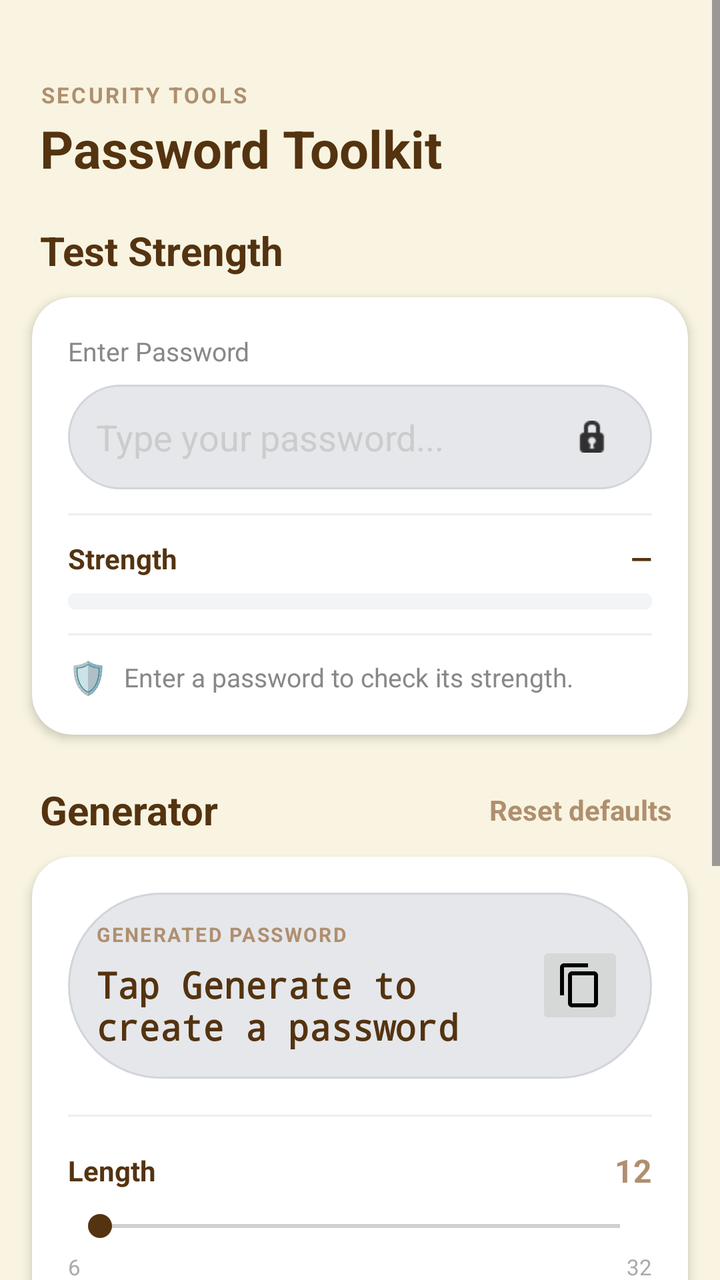
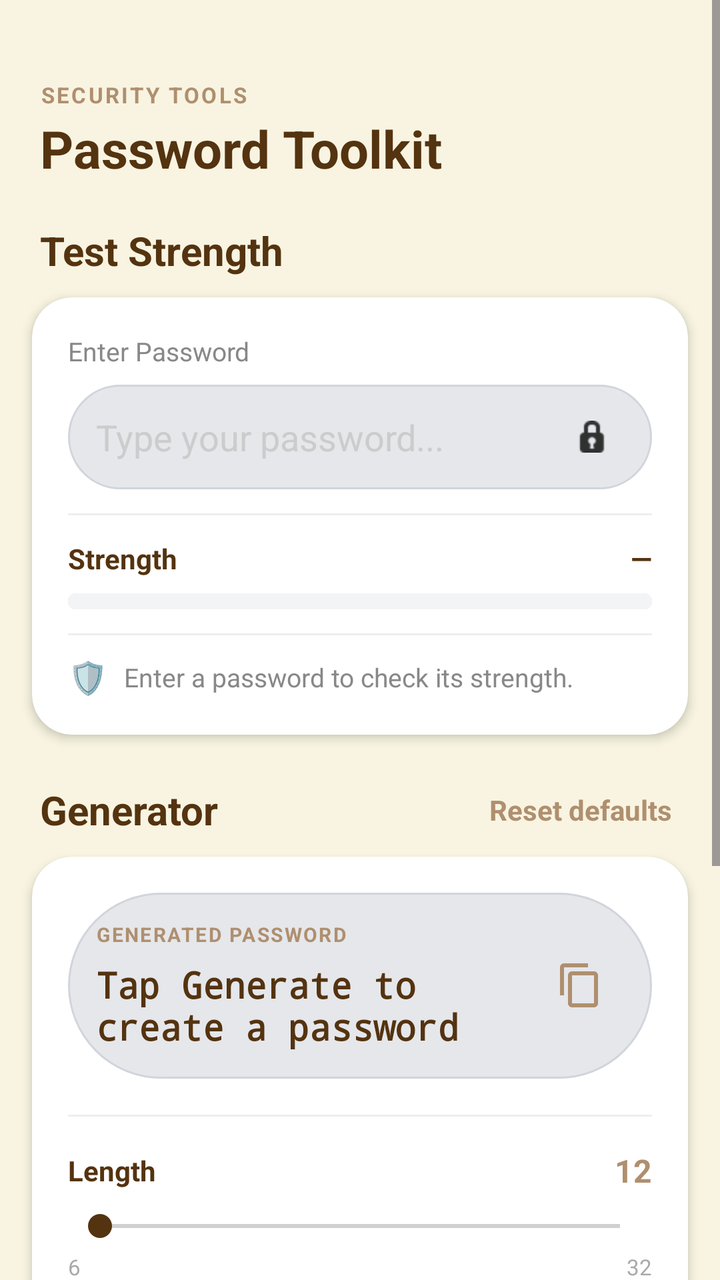

Screens rendered from an Android XML layout before and after an edit, with the pre-edit source and the edit as a unified diff.
<!-- AndroidManifest.xml: application theme Theme.VIGIL -->
<!-- res/layout/fragment_password.xml -->
<?xml version="1.0" encoding="utf-8"?>
<ScrollView xmlns:android="http://schemas.android.com/apk/res/android"
    android:layout_width="match_parent"
    android:layout_height="match_parent"
    xmlns:app="http://schemas.android.com/apk/res-auto"
    android:fillViewport="true"
    android:background="@color/bg_primary">

    <LinearLayout
        android:layout_width="match_parent"
        android:layout_height="wrap_content"
        android:orientation="vertical"
        android:layout_marginTop="20dp">

        <LinearLayout
            android:layout_width="match_parent"
            android:layout_height="wrap_content"
            android:orientation="horizontal"
            android:padding="20dp"
            android:gravity="center_vertical">

            <LinearLayout
                android:layout_width="0dp"
                android:layout_height="wrap_content"
                android:layout_weight="1"
                android:orientation="vertical">

                <TextView
                    android:layout_width="wrap_content"
                    android:layout_height="wrap_content"
                    android:text="SECURITY TOOLS"
                    android:textColor="@color/accent_gold"
                    android:textSize="11sp"
                    android:letterSpacing="0.1"
                    android:textStyle="bold"/>

                <TextView
                    android:layout_width="wrap_content"
                    android:layout_height="wrap_content"
                    android:text="Password Toolkit"
                    android:textColor="@color/text_dark"
                    android:textSize="26sp"
                    android:textStyle="bold"
                    android:layout_marginTop="2dp"/>

            </LinearLayout>

        </LinearLayout>

        <TextView
            android:layout_width="wrap_content"
            android:layout_height="wrap_content"
            android:layout_marginStart="20dp"
            android:layout_marginBottom="10dp"
            android:text="Test Strength"
            android:textColor="@color/text_dark"
            android:textSize="20sp"
            android:textStyle="bold"/>

        <androidx.cardview.widget.CardView
            android:layout_width="match_parent"
            android:layout_height="wrap_content"
            android:layout_marginStart="16dp"
            android:layout_marginEnd="16dp"
            app:cardBackgroundColor="@color/white"
            app:cardCornerRadius="20dp"
            app:cardElevation="3dp">

            <LinearLayout
                android:layout_width="match_parent"
                android:layout_height="wrap_content"
                android:orientation="vertical"
                android:padding="18dp">

                <TextView
                    android:layout_width="wrap_content"
                    android:layout_height="wrap_content"
                    android:text="Enter Password"
                    android:textColor="#888888"
                    android:textSize="13sp"
                    android:layout_marginBottom="8dp"/>

                
                <LinearLayout
                    android:layout_width="match_parent"
                    android:layout_height="wrap_content"
                    android:orientation="horizontal"
                    android:gravity="center_vertical"
                    android:background="@drawable/bg_progress_track"
                    android:paddingStart="14dp"
                    android:paddingEnd="10dp"
                    android:paddingTop="4dp"
                    android:paddingBottom="4dp">

                    
                    <EditText
                        android:id="@+id/et_password"
                        android:layout_width="0dp"
                        android:layout_height="wrap_content"
                        android:layout_weight="1"
                        android:inputType="textPassword"
                        android:background="@null"
                        android:textSize="18sp"
                        android:textColor="@color/text_dark"
                        android:hint="Type your password..."
                        android:textColorHint="#CCCCCC"
                        android:paddingTop="10dp"
                        android:paddingBottom="10dp"/>

                    
                    <ImageButton
                        android:id="@+id/btn_toggle_password"
                        android:layout_width="40dp"
                        android:layout_height="40dp"
                        android:src="@android:drawable/ic_secure"
                        android:background="@null"
                        android:contentDescription="Toggle password visibility"
                        android:padding="8dp"/>

                </LinearLayout>

                <View
                    android:layout_width="match_parent"
                    android:layout_height="1dp"
                    android:background="#EEEEEE"
                    android:layout_marginTop="12dp"
                    android:layout_marginBottom="12dp"/>

                
                <LinearLayout
                    android:layout_width="match_parent"
                    android:layout_height="wrap_content"
                    android:orientation="horizontal"
                    android:gravity="center_vertical"
                    android:layout_marginBottom="8dp">

                    <TextView
                        android:layout_width="0dp"
                        android:layout_height="wrap_content"
                        android:layout_weight="1"
                        android:text="Strength"
                        android:textColor="@color/text_dark"
                        android:textSize="14sp"
                        android:textStyle="bold"/>

                    
                    <TextView
                        android:id="@+id/tv_strength_label"
                        android:layout_width="wrap_content"
                        android:layout_height="wrap_content"
                        android:text="—"
                        android:textColor="@color/text_dark"
                        android:textSize="14sp"
                        android:textStyle="bold"/>

                </LinearLayout>

                
                <ProgressBar
                    android:id="@+id/progress_strength"
                    style="?android:attr/progressBarStyleHorizontal"
                    android:layout_width="match_parent"
                    android:layout_height="8dp"
                    android:max="100"
                    android:progress="0"
                    android:progressDrawable="@drawable/progress_risk_bar"
                    android:background="@drawable/bg_progress_track"
                    android:layout_marginBottom="12dp"/>

                <View
                    android:layout_width="match_parent"
                    android:layout_height="1dp"
                    android:background="#EEEEEE"
                    android:layout_marginBottom="10dp"/>

                
                <LinearLayout
                    android:layout_width="match_parent"
                    android:layout_height="wrap_content"
                    android:orientation="horizontal"
                    android:gravity="center_vertical">

                    <TextView
                        android:layout_width="wrap_content"
                        android:layout_height="wrap_content"
                        android:text="🛡"
                        android:textSize="16sp"
                        android:layout_marginEnd="8dp"/>

                    
                    <TextView
                        android:id="@+id/tv_feedback_message"
                        android:layout_width="0dp"
                        android:layout_height="wrap_content"
                        android:layout_weight="1"
                        android:text="Enter a password to check its strength."
                        android:textColor="#888888"
                        android:textSize="13sp"
                        android:lineSpacingMultiplier="1.4"/>

                </LinearLayout>

                
                <TextView
                    android:id="@+id/tv_tips_header"
                    android:layout_width="wrap_content"
                    android:layout_height="wrap_content"
                    android:text="Improvement Tips:"
                    android:textColor="@color/text_dark"
                    android:textSize="13sp"
                    android:textStyle="bold"
                    android:layout_marginTop="12dp"
                    android:layout_marginBottom="4dp"
                    android:visibility="gone"/>

                
                <LinearLayout
                    android:id="@+id/layout_tips"
                    android:layout_width="match_parent"
                    android:layout_height="wrap_content"
                    android:orientation="vertical"
                    android:visibility="gone"/>

            </LinearLayout>

        </androidx.cardview.widget.CardView>

        <LinearLayout
            android:layout_width="match_parent"
            android:layout_height="wrap_content"
            android:orientation="horizontal"
            android:gravity="center_vertical"
            android:layout_marginStart="20dp"
            android:layout_marginEnd="20dp"
            android:layout_marginTop="24dp"
            android:layout_marginBottom="10dp">

            <TextView
                android:layout_width="0dp"
                android:layout_height="wrap_content"
                android:layout_weight="1"
                android:text="Generator"
                android:textColor="@color/text_dark"
                android:textSize="20sp"
                android:textStyle="bold"/>

            
            <TextView
                android:id="@+id/tv_reset_defaults"
                android:layout_width="wrap_content"
                android:layout_height="wrap_content"
                android:text="Reset defaults"
                android:textColor="@color/accent_gold"
                android:textSize="14sp"
                android:textStyle="bold"
                android:padding="4dp"/>

        </LinearLayout>

        <androidx.cardview.widget.CardView
            android:layout_width="match_parent"
            android:layout_height="wrap_content"
            android:layout_marginStart="16dp"
            android:layout_marginEnd="16dp"
            android:layout_marginBottom="24dp"
            app:cardBackgroundColor="@color/white"
            app:cardCornerRadius="20dp"
            app:cardElevation="3dp">

            <LinearLayout
                android:layout_width="match_parent"
                android:layout_height="wrap_content"
                android:orientation="vertical"
                android:padding="18dp">

                
                <LinearLayout
                    android:layout_width="match_parent"
                    android:layout_height="wrap_content"
                    android:orientation="horizontal"
                    android:gravity="center_vertical"
                    android:background="@drawable/bg_progress_track"
                    android:padding="14dp"
                    android:layout_marginBottom="18dp">

                    <LinearLayout
                        android:layout_width="0dp"
                        android:layout_height="wrap_content"
                        android:layout_weight="1"
                        android:orientation="vertical">

                        <TextView
                            android:layout_width="wrap_content"
                            android:layout_height="wrap_content"
                            android:text="GENERATED PASSWORD"
                            android:textColor="@color/accent_gold"
                            android:textSize="10sp"
                            android:letterSpacing="0.08"
                            android:textStyle="bold"
                            android:layout_marginBottom="6dp"/>

                        <TextView
                            android:id="@+id/tv_generated_password"
                            android:layout_width="wrap_content"
                            android:layout_height="wrap_content"
                            android:text="Tap Generate to create a password"
                            android:textColor="@color/text_dark"
                            android:textSize="18sp"
                            android:textStyle="bold"
                            android:fontFamily="monospace"/>

                    </LinearLayout>

                    <ImageButton
                        android:id="@+id/btn_copy_password"
                        android:layout_width="44dp"
                        android:layout_height="44dp"
                        android:src="@drawable/ic_menu_copy"
                        android:backgroundTint="@null"
                        android:contentDescription="Copy password"
                        android:padding="10dp"/>

                </LinearLayout>

                
                <View
                    android:layout_width="match_parent"
                    android:layout_height="1dp"
                    android:background="#EEEEEE"
                    android:layout_marginBottom="16dp"/>

                
                <LinearLayout
                    android:layout_width="match_parent"
                    android:layout_height="wrap_content"
                    android:orientation="horizontal"
                    android:gravity="center_vertical"
                    android:layout_marginBottom="8dp">

                    <TextView
                        android:layout_width="0dp"
                        android:layout_height="wrap_content"
                        android:layout_weight="1"
                        android:text="Length"
                        android:textColor="@color/text_dark"
                        android:textSize="14sp"
                        android:textStyle="bold"/>

                    <TextView
                        android:id="@+id/tv_length_value"
                        android:layout_width="wrap_content"
                        android:layout_height="wrap_content"
                        android:text="12"
                        android:textColor="@color/accent_gold"
                        android:textSize="16sp"
                        android:textStyle="bold"/>

                </LinearLayout>

                <SeekBar
                    android:id="@+id/seekbar_length"
                    android:layout_width="match_parent"
                    android:layout_height="wrap_content"
                    android:layout_marginBottom="4dp"
                    android:progressTint="@color/card_dark"
                    android:thumbTint="@color/card_dark"/>

                
                <LinearLayout
                    android:layout_width="match_parent"
                    android:layout_height="wrap_content"
                    android:orientation="horizontal"
                    android:layout_marginBottom="18dp">

                    <TextView
                        android:layout_width="0dp"
                        android:layout_height="wrap_content"
                        android:layout_weight="1"
                        android:text="6"
                        android:textColor="#AAAAAA"
                        android:textSize="11sp"/>

                    <TextView
                        android:layout_width="wrap_content"
                        android:layout_height="wrap_content"
                        android:text="32"
                        android:textColor="#AAAAAA"
                        android:textSize="11sp"/>

                </LinearLayout>

                
                <View
                    android:layout_width="match_parent"
                    android:layout_height="1dp"
                    android:background="#EEEEEE"
                    android:layout_marginBottom="16dp"/>

                <LinearLayout
                    android:layout_width="match_parent"
                    android:layout_height="wrap_content"
                    android:orientation="horizontal"
                    android:layout_marginBottom="10dp">

                    
                    <LinearLayout
                        android:layout_width="0dp"
                        android:layout_height="wrap_content"
                        android:layout_weight="1"
                        android:orientation="horizontal"
                        android:gravity="center_vertical"
                        android:background="@drawable/bg_progress_track"
                        android:padding="12dp"
                        android:layout_marginEnd="6dp">

                        <CheckBox
                            android:id="@+id/cb_uppercase"
                            android:layout_width="wrap_content"
                            android:layout_height="wrap_content"
                            android:checked="true"
                            android:buttonTint="@color/card_dark"/>

                        <TextView
                            android:layout_width="wrap_content"
                            android:layout_height="wrap_content"
                            android:text="Uppercase"
                            android:textColor="@color/text_dark"
                            android:textSize="13sp"
                            android:layout_marginStart="6dp"/>

                    </LinearLayout>

                    
                    <LinearLayout
                        android:layout_width="0dp"
                        android:layout_height="wrap_content"
                        android:layout_weight="1"
                        android:orientation="horizontal"
                        android:gravity="center_vertical"
                        android:background="@drawable/bg_progress_track"
                        android:padding="12dp"
                        android:layout_marginStart="6dp">

                        <CheckBox
                            android:id="@+id/cb_lowercase"
                            android:layout_width="wrap_content"
                            android:layout_height="wrap_content"
                            android:checked="true"
                            android:buttonTint="@color/card_dark"/>

                        <TextView
                            android:layout_width="wrap_content"
                            android:layout_height="wrap_content"
                            android:text="Lowercase"
                            android:textColor="@color/text_dark"
                            android:textSize="13sp"
                            android:layout_marginStart="6dp"/>

                    </LinearLayout>

                </LinearLayout>

                <LinearLayout
                    android:layout_width="match_parent"
                    android:layout_height="wrap_content"
                    android:orientation="horizontal"
                    android:layout_marginBottom="18dp">

                    
                    <LinearLayout
                        android:layout_width="0dp"
                        android:layout_height="wrap_content"
                        android:layout_weight="1"
                        android:orientation="horizontal"
                        android:gravity="center_vertical"
                        android:background="@drawable/bg_progress_track"
                        android:padding="12dp"
                        android:layout_marginEnd="6dp">

                        <CheckBox
                            android:id="@+id/cb_numbers"
                            android:layout_width="wrap_content"
                            android:layout_height="wrap_content"
                            android:checked="true"
                            android:buttonTint="@color/card_dark"/>

                        <TextView
                            android:layout_width="wrap_content"
                            android:layout_height="wrap_content"
                            android:text="Numbers"
                            android:textColor="@color/text_dark"
                            android:textSize="13sp"
                            android:layout_marginStart="6dp"/>

                    </LinearLayout>

                    
                    <LinearLayout
                        android:layout_width="0dp"
                        android:layout_height="wrap_content"
                        android:layout_weight="1"
                        android:orientation="horizontal"
                        android:gravity="center_vertical"
                        android:background="@drawable/bg_progress_track"
                        android:padding="12dp"
                        android:layout_marginStart="6dp">

                        <CheckBox
                            android:id="@+id/cb_symbols"
                            android:layout_width="wrap_content"
                            android:layout_height="wrap_content"
                            android:checked="false"
                            android:buttonTint="@color/card_dark"/>

                        <TextView
                            android:layout_width="wrap_content"
                            android:layout_height="wrap_content"
                            android:text="Symbols"
                            android:textColor="@color/text_dark"
                            android:textSize="13sp"
                            android:layout_marginStart="6dp"/>

                    </LinearLayout>

                </LinearLayout>

                <Button
                    android:id="@+id/btn_generate"
                    android:layout_width="match_parent"
                    android:layout_height="56dp"
                    android:text="⟳  Generate New Password"
                    android:textColor="@color/text_light"
                    android:textSize="15sp"
                    android:textStyle="bold"
                    android:backgroundTint="@color/card_dark"
                    android:stateListAnimator="@null"
                    android:elevation="4dp"/>

            </LinearLayout>

        </androidx.cardview.widget.CardView>

    </LinearLayout>

</ScrollView>
<!-- resources referenced by this layout -->
<resources>
  <color name="accent_gold">#AF8F6F</color>
  <color name="bg_primary">#F8F4E1</color>
  <color name="card_dark">#543310</color>
  <color name="text_dark">#543310</color>
  <color name="text_light">#F8F4E1</color>
  <color name="white">#FFFFFFFF</color>
  <!-- drawable bg_progress_track (drawable) -->
  <?xml version="1.0" encoding="utf-8"?>
  <shape xmlns:android="http://schemas.android.com/apk/res/android"
      android:shape="rectangle">
      <solid android:color="#E5E7EB" />
  
      <corners android:radius="999dp" />
  
      <stroke
          android:width="1dp"
          android:color="#D1D5DB" />
  </shape>
  <!-- drawable ic_menu_copy (drawable) -->
  <vector xmlns:android="http://schemas.android.com/apk/res/android" android:height="24dp" android:tint="#000000" android:viewportHeight="24" android:viewportWidth="24" android:width="24dp">
        
      <path android:fillColor="@android:color/white" android:pathData="M16,1L4,1c-1.1,0 -2,0.9 -2,2v14h2L4,3h12L16,1zM19,5L8,5c-1.1,0 -2,0.9 -2,2v14c0,1.1 0.9,2 2,2h11c1.1,0 2,-0.9 2,-2L21,7c0,-1.1 -0.9,-2 -2,-2zM19,21L8,21L8,7h11v14z"/>
      
  </vector>
  <!-- drawable progress_risk_bar (drawable) -->
  <?xml version="1.0" encoding="utf-8"?>
  <layer-list xmlns:android="http://schemas.android.com/apk/res/android">
      <item android:id="@android:id/background">
          <shape>
              <corners android:radius="999dp" />
              <solid android:color="#F3F4F6" /> </shape>
      </item>
  
      <item android:id="@android:id/progress">
          <clip>
              <shape>
                  <corners android:radius="999dp" />
                  <gradient
                      android:startColor="#F97316"
                      android:endColor="#EF4444"
                      android:angle="0"
                      android:type="linear" />
              </shape>
          </clip>
      </item>
  </layer-list>
  <style name="Theme.VIGIL" parent="Base.Theme.VIGIL" />
  <style name="Base.Theme.VIGIL" parent="Theme.Material3.DayNight.NoActionBar">
          
          <item name="android:windowBackground">@color/bg_primary</item>
          <item name="colorPrimary">@color/card_dark</item>
          <item name="colorOnPrimary">@color/white</item>
          <item name="colorSecondary">@color/accent_gold</item>
          <item name="colorOnSecondary">@color/card_dark</item>
          <item name="android:statusBarColor">@color/bg_primary</item>
          <item name="android:windowLightStatusBar">true</item>
  
          
          <item name="bottomNavigationStyle">@style/Widget.App.BottomNavigationView</item>
      </style>
  <style name="Widget.App.BottomNavigationView" parent="Widget.Material3.BottomNavigationView">
          <item name="backgroundTint">@color/bg_primary</item>
          <item name="itemIconTint">@color/color_nav_item</item>
          <item name="itemTextColor">@color/color_nav_item</item>
          <item name="itemActiveIndicatorStyle">@style/App.ActiveIndicator</item>
      </style>
  <style name="App.ActiveIndicator" parent="Widget.Material3.BottomNavigationView.ActiveIndicator">
          <item name="android:color">@color/nav_active_indicator</item>
      </style>
  <color name="nav_active_indicator">#543310</color>
</resources>

<!-- the commit's change to res/layout/fragment_password.xml (unified diff, before → after) -->
@@ -316,7 +316,7 @@
                         android:layout_width="44dp"
                         android:layout_height="44dp"
                         android:src="@drawable/ic_menu_copy"
-                        android:backgroundTint="@null"
+                        android:background="?attr/selectableItemBackgroundBorderless"
                         android:contentDescription="Copy password"
                         android:padding="10dp"/>
 
<!-- resource entries referenced after the edit -->
@@ -19,10 +19,14 @@
           android:color="#D1D5DB" />
   </shape>
   <!-- drawable ic_menu_copy (drawable) -->
-  <vector xmlns:android="http://schemas.android.com/apk/res/android" android:height="24dp" android:tint="#000000" android:viewportHeight="24" android:viewportWidth="24" android:width="24dp">
-        
-      <path android:fillColor="@android:color/white" android:pathData="M16,1L4,1c-1.1,0 -2,0.9 -2,2v14h2L4,3h12L16,1zM19,5L8,5c-1.1,0 -2,0.9 -2,2v14c0,1.1 0.9,2 2,2h11c1.1,0 2,-0.9 2,-2L21,7c0,-1.1 -0.9,-2 -2,-2zM19,21L8,21L8,7h11v14z"/>
-      
+  <vector xmlns:android="http://schemas.android.com/apk/res/android"
+      android:width="24dp"
+      android:height="24dp"
+      android:viewportWidth="24"
+      android:viewportHeight="24">
+      <path
+          android:fillColor="@color/accent_gold"
+          android:pathData="M16,1L4,1c-1.1,0 -2,0.9 -2,2v14h2L4,3h12L16,1zM19,5L8,5c-1.1,0 -2,0.9 -2,2v14c0,1.1 0.9,2 2,2h11c1.1,0 2,-0.9 2,-2L21,7c0,-1.1 -0.9,-2 -2,-2zM19,21L8,21L8,7h11v14z"/>
   </vector>
   <!-- drawable progress_risk_bar (drawable) -->
   <?xml version="1.0" encoding="utf-8"?>
